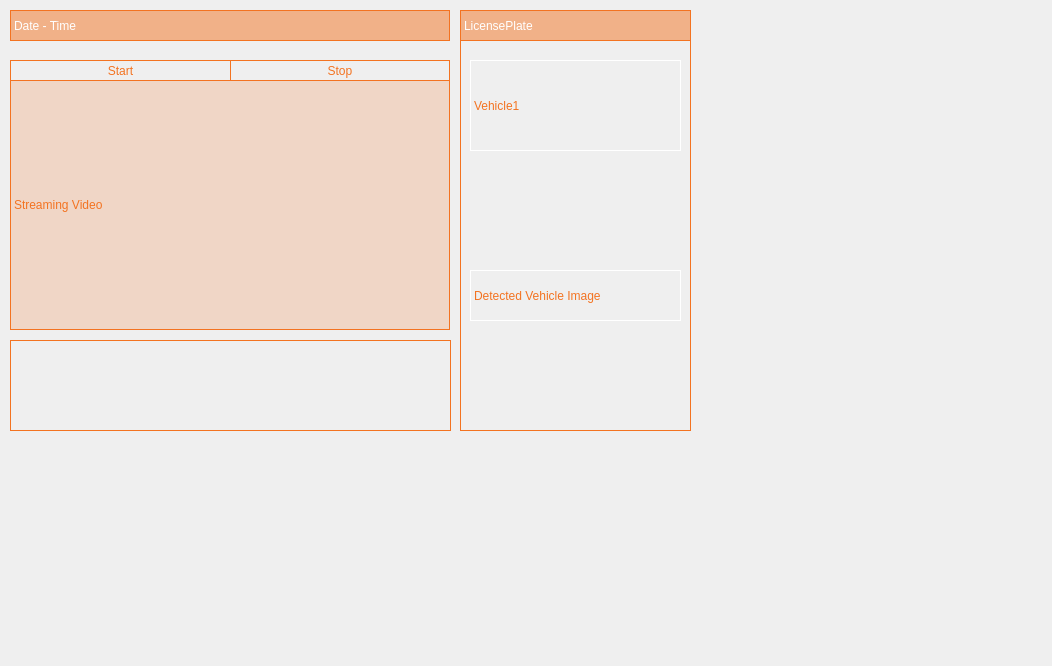
First picture: the form in cctv_36/src/ui/streaming.ui, repository VEDA-ThirtySix/PAMS-client, before the edit.
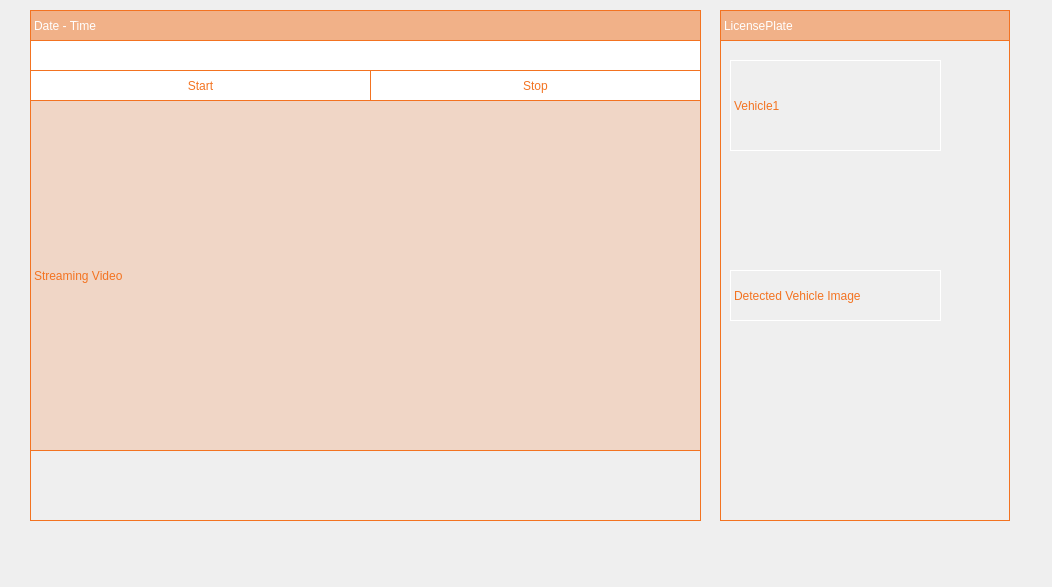
Second picture: the form after the edit.

Commit message: MERGE: GUI TONE merge & Streaming H264 Decoding

```diff
--- a/cctv_36/src/ui/streaming.ui
+++ b/cctv_36/src/ui/streaming.ui
@@ -7,7 +7,7 @@
     <x>0</x>
     <y>0</y>
     <width>1052</width>
-    <height>666</height>
+    <height>587</height>
    </rect>
   </property>
   <property name="windowTitle">
@@ -18,8 +18,8 @@
     <rect>
      <x>0</x>
      <y>0</y>
-     <width>831</width>
-     <height>591</height>
+     <width>1041</width>
+     <height>561</height>
     </rect>
    </property>
    <property name="styleSheet">
@@ -32,10 +32,10 @@
    <widget class="QLabel" name="streamingLabel">
     <property name="geometry">
      <rect>
-      <x>10</x>
-      <y>80</y>
-      <width>440</width>
-      <height>250</height>
+      <x>30</x>
+      <y>100</y>
+      <width>671</width>
+      <height>351</height>
      </rect>
     </property>
     <property name="styleSheet">
@@ -51,10 +51,10 @@
    <widget class="QFrame" name="bestshotFrame">
     <property name="geometry">
      <rect>
-      <x>460</x>
+      <x>720</x>
       <y>40</y>
-      <width>231</width>
-      <height>391</height>
+      <width>290</width>
+      <height>481</height>
      </rect>
     </property>
     <property name="styleSheet">
@@ -110,9 +110,9 @@
    <widget class="QLabel" name="dateTimeLabel">
     <property name="geometry">
      <rect>
-      <x>10</x>
+      <x>30</x>
       <y>10</y>
-      <width>440</width>
+      <width>671</width>
       <height>31</height>
      </rect>
     </property>
@@ -120,7 +120,8 @@
      <string notr="true">color: rgb(255, 255, 255);
 font: 500 12pt &quot;Quicksand Medium&quot;;
 background-color: rgba(243,115,33,0.5);
-border:1px solid rgb(243,115,33);</string>
+border:1px solid rgb(243,115,33);
+text-align: center; /* 수평 중앙 정렬 */</string>
     </property>
     <property name="text">
      <string>Date - Time</string>
@@ -129,9 +130,9 @@
    <widget class="QLabel" name="licensetitleLabel">
     <property name="geometry">
      <rect>
-      <x>460</x>
+      <x>720</x>
       <y>10</y>
-      <width>231</width>
+      <width>290</width>
       <height>31</height>
      </rect>
     </property>
@@ -148,10 +149,10 @@
    <widget class="QFrame" name="bestshotFrame_2">
     <property name="geometry">
      <rect>
-      <x>10</x>
-      <y>340</y>
-      <width>441</width>
-      <height>91</height>
+      <x>30</x>
+      <y>450</y>
+      <width>671</width>
+      <height>71</height>
      </rect>
     </property>
     <property name="styleSheet">
@@ -166,25 +167,20 @@
    <widget class="QPushButton" name="startButton">
     <property name="geometry">
      <rect>
-      <x>10</x>
-      <y>60</y>
-      <width>221</width>
-      <height>21</height>
+      <x>30</x>
+      <y>70</y>
+      <width>341</width>
+      <height>31</height>
      </rect>
     </property>
     <property name="styleSheet">
      <string notr="true">QPushButton{
 	color:  rgb(243,115,33);
-	background:none;
+	background:white;
 	border:1px solid rgb(243,115,33);
-	font: 500 9pt &quot;Quicksand Medium&quot;;
+	font: 500 10pt &quot;Quicksand Medium&quot;;
 }
-QPushButton:selected{
-	color:  rgb(243,115,33);
-	background-color: rgba(243,115,33,0.3);
-	border:1px solid rgb(243,115,33);
-	font: 500 9pt &quot;Quicksand Medium&quot;;
-}
+
 QPushButton:hover {
 	color:  rgb(255, 255, 255);
 	background-color:rgba(243,115,33,0.3);
@@ -205,25 +201,20 @@
    <widget class="QPushButton" name="stopButton">
     <property name="geometry">
      <rect>
-      <x>230</x>
-      <y>60</y>
-      <width>220</width>
-      <height>21</height>
+      <x>370</x>
+      <y>70</y>
+      <width>331</width>
+      <height>31</height>
      </rect>
     </property>
     <property name="styleSheet">
      <string notr="true">QPushButton{
 	color:  rgb(243,115,33);
-	background:none;
+	background:white;
 	border:1px solid rgb(243,115,33);
-	font: 500 9pt &quot;Quicksand Medium&quot;;
+	font: 500 10pt &quot;Quicksand Medium&quot;;
 }
-QPushButton:selected{
-	color:  rgb(243,115,33);
-	background-color: rgba(243,115,33,0.3);
-	border:1px solid rgb(243,115,33);
-	font: 500 9pt &quot;Quicksand Medium&quot;;
-}
+
 QPushButton:hover {
 	color:  rgb(255, 255, 255);
 	background-color:rgba(243,115,33,0.3);
@@ -238,12 +229,20 @@
    <widget class="QLabel" name="label_url">
     <property name="geometry">
      <rect>
-      <x>10</x>
+      <x>30</x>
       <y>40</y>
-      <width>440</width>
-      <height>21</height>
+      <width>671</width>
+      <height>31</height>
      </rect>
     </property>
+    <property name="styleSheet">
+     <string notr="true">
+	color:  rgb(243,115,33);
+	background:white;
+	border:1px solid rgb(243,115,33);
+	font: 500 10pt &quot;Quicksand Medium&quot;;
+</string>
+    </property>
     <property name="text">
      <string/>
     </property>
```
Left out of the diff: 8 changed lines with no effect on the pictures. The commit also changes 9 other files.
